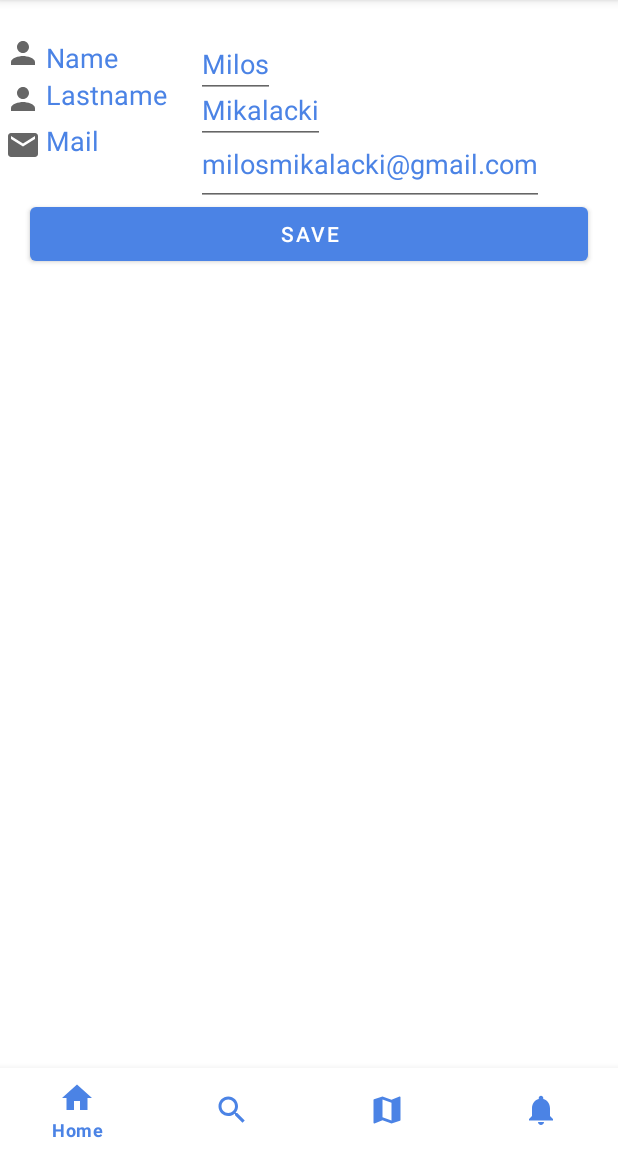
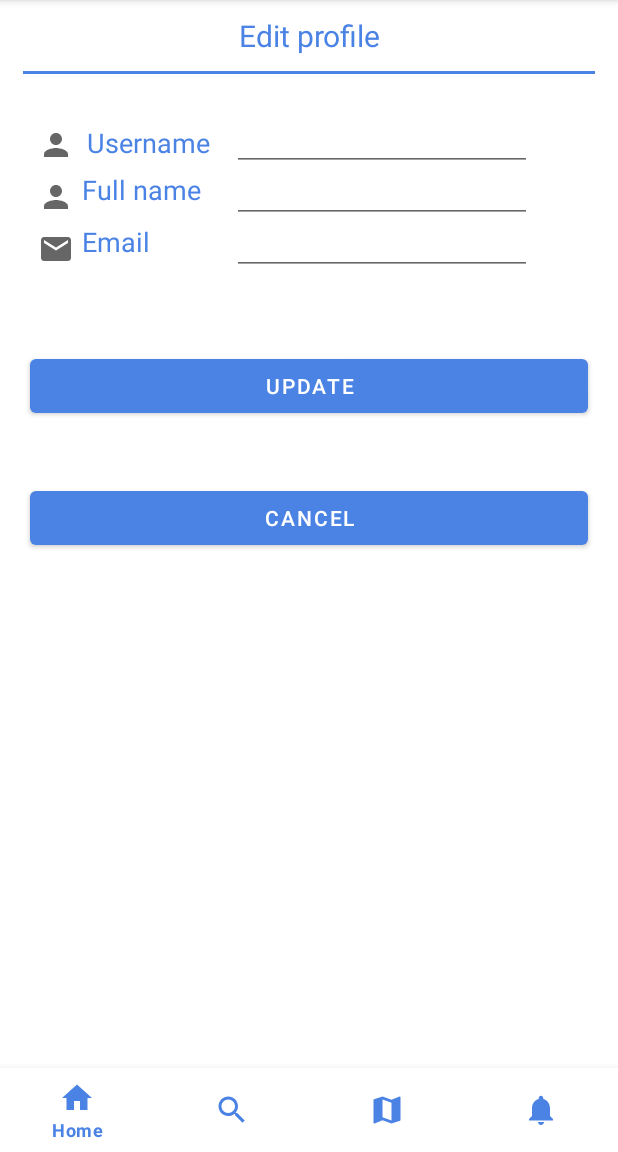
Before and after one commit to mikalacki/Android, an Android app: the fragment EditFragment placed in its activity, on a phone screen of 412 x 824 dp, the part 84-1236 px from its top. Run offline under Robolectric (Android 15) with nearby library versions, the phone set to English and light mode, and no system bars; our stand-ins replace Firebase (no records; nobody signed in at launch, a user with empty details on screens opened directly); libraries missing offline, so code that uses them is left out: com.mopub.volley.

Commit message:
Some small changes

```diff
--- a/app/build.gradle
+++ b/app/build.gradle
@@ -1,4 +1,7 @@
+plugins{
+//    id 'com.google.android.libraries.mapsplatform.secrets-gradle-plugin'
 
+}
 apply plugin: 'com.android.application'
 apply plugin: 'com.google.gms.google-services'
 
@@ -42,7 +45,9 @@ android {
     viewBinding {
         enabled true
     }
+
 }
+
 
 dependencies {
 
@@ -67,4 +72,5 @@ dependencies {
     implementation "androidx.recyclerview:recyclerview:1.2.1"
     implementation 'com.mikhaellopez:circularimageview:4.2.0'
     implementation 'com.android.support:multidex:1.0.3'
+
 }
--- a/app/src/main/java/com/example/mmreviews/EditFragment.java
+++ b/app/src/main/java/com/example/mmreviews/EditFragment.java
@@ -1,9 +1,11 @@
 package com.example.mmreviews;
 
+import android.content.Intent;
 import android.os.Bundle;
 import android.view.LayoutInflater;
 import android.view.View;
 import android.view.ViewGroup;
+import android.widget.Button;
 
 import androidx.annotation.NonNull;
 import androidx.annotation.Nullable;
@@ -12,11 +14,24 @@ import androidx.fragment.app.Fragment;
 public class EditFragment extends Fragment {
     View view;
 
+    Button btnCancel;
+
     @Nullable
     @Override
     public View onCreateView(@NonNull LayoutInflater inflater, @Nullable ViewGroup container, @Nullable Bundle savedInstanceState) {
         view = inflater.inflate(R.layout.edit_profile, container, false);
 
+        btnCancel = view.findViewById(R.id.btnCancel);
+
+
+        btnCancel.setOnClickListener(new View.OnClickListener() {
+            @Override
+            public void onClick(View v) {
+                Intent intent = new Intent(getActivity(), HomeFragment.class);
+                startActivity(intent);
+            }
+        });
+
         return view;
     }
 }
--- a/app/src/main/java/com/example/mmreviews/SignUp.java
+++ b/app/src/main/java/com/example/mmreviews/SignUp.java
@@ -51,10 +51,11 @@ public class SignUp extends AppCompatActivity {
             finish();
         });
 
-        DAOUser daoUser = new DAOUser();
+
 
         buttonRegister.setOnClickListener(v ->
         {
+
             String username =textInputEditTextUsername.getText().toString().trim();
             String fullname = textInputEditTextFullname.getText().toString().trim();
             String email = textInputEditTextEmail.getText().toString().trim();
--- a/app/src/main/res/layout/edit_profile.xml
+++ b/app/src/main/res/layout/edit_profile.xml
@@ -1,132 +1,66 @@
 <?xml version="1.0" encoding="utf-8"?>
+<ScrollView
+    xmlns:android="http://schemas.android.com/apk/res/android"
+    xmlns:app="http://schemas.android.com/apk/res-auto"
+    xmlns:tools="http://schemas.android.com/tools"
+    android:layout_height="match_parent"
+    android:layout_width="match_parent"
+    tools:context=".EditFragment">
 
+    <LinearLayout
+        android:layout_width="match_parent"
+        android:layout_height="wrap_content"
 
-<RelativeLayout
-    xmlns:android="http://schemas.android.com/apk/res/android"
-    android:layout_width="match_parent"
-    android:layout_height="match_parent"
-    android:layout_centerInParent="true"
->
+        android:orientation="vertical"
+        tools:context=".MainActivity"
+        android:id="@+id/home"
+        >
 
+    <include
+        layout="@layout/header_edit"
+        android:layout_height="wrap_content"
+        android:layout_width="match_parent">
 
-    <RelativeLayout
+    </include>
+
+    <include
+        layout="@layout/edit_profile_info"
+        android:layout_height="wrap_content"
         android:layout_width="match_parent"
-        android:layout_height="match_parent"
-        android:gravity="center_horizontal"
-        android:orientation="horizontal"
-        android:paddingTop="20dp">
+        android:layout_marginRight="20dp"
+        android:layout_marginLeft="20dp"
+        android:layout_marginBottom="30dp"
+        android:layout_marginTop="30dp">
 
-        <ImageView
-            android:id="@+id/person1"
-            android:layout_width="wrap_content"
-            android:layout_height="wrap_content"
-            android:padding="3dp"
-            android:src="@drawable/ic_baseline_person1_24">
+    </include>
 
-        </ImageView>
+    <Button
+        android:layout_width="match_parent"
+        android:layout_height="wrap_content"
+        android:id="@+id/btnUpdate"
+        android:text="@string/update"
+        android:layout_marginBottom="20dp"
+        android:layout_marginLeft="20dp"
+        android:layout_marginRight="20dp"
+        app:layout_constraintBottom_toTopOf="@id/btnCancel"
+        android:layout_gravity="center"
+        android:layout_margin="20dp">
 
-        <ImageView
-            android:id="@+id/person2"
-            android:layout_width="wrap_content"
-            android:layout_height="wrap_content"
-            android:layout_below="@id/person1"
-            android:padding="3dp"
-            android:src="@drawable/ic_baseline_person1_24">
+    </Button>
 
-        </ImageView>
+    <Button
+        android:layout_width="match_parent"
+        android:layout_height="wrap_content"
+        android:id="@+id/btnCancel"
+        android:layout_marginLeft="20dp"
+        android:layout_marginRight="20dp"
+        android:layout_marginBottom="20dp"
+        app:layout_constraintBottom_toBottomOf="parent"
+        android:text="@string/cancel"
+        android:layout_gravity="center"
+        android:layout_margin="20dp">
 
-        <ImageView
-            android:id="@+id/emailIcon"
-            android:layout_width="wrap_content"
-            android:layout_height="wrap_content"
-            android:layout_below="@id/person2"
-            android:padding="3dp"
-            android:src="@drawable/ic_baseline_email_24">
+    </Button>
+    </LinearLayout>
 
-        </ImageView>
-
-        <TextView
-            android:id="@+id/text1"
-            android:layout_width="100dp"
-            android:layout_height="wrap_content"
-            android:layout_alignBottom="@id/person1"
-            android:layout_toRightOf="@id/person1"
-            android:text="Name"
-            android:textColor="#4B83E5"
-            android:textSize="18dp">
-
-        </TextView>
-
-        <EditText
-            android:layout_width="wrap_content"
-            android:layout_height="wrap_content"
-            android:layout_alignTop="@id/person1"
-            android:layout_toRightOf="@id/text1"
-            android:text="Milos"
-            android:textColor="#4B83E5"
-            android:textSize="18dp">
-
-        </EditText>
-
-        <TextView
-            android:id="@id/text2"
-            android:layout_width="100dp"
-            android:layout_height="wrap_content"
-            android:layout_below="@id/person1"
-            android:layout_toRightOf="@id/person2"
-            android:text="Lastname"
-            android:textColor="#4B83E5"
-            android:textSize="18dp">
-
-        </TextView>
-
-        <EditText
-            android:layout_width="wrap_content"
-            android:layout_height="wrap_content"
-            android:layout_below="@id/person1"
-            android:layout_toRightOf="@id/text2"
-            android:text="Mikalacki"
-            android:textColor="#4B83E5"
-            android:textSize="18dp">
-            </EditText>
-
-        <TextView
-            android:layout_width="100dp"
-            android:layout_height="wrap_content"
-            android:layout_below="@id/person2"
-            android:layout_toRightOf="@id/person1"
-            android:text="Mail"
-            android:textColor="#4B83E5"
-            android:textSize="18dp">
-
-        </TextView>
-
-        <EditText
-            android:id="@+id/emailedit"
-            android:layout_width="wrap_content"
-            android:layout_height="wrap_content"
-            android:layout_above="@+id/btn_save"
-            android:layout_below="@id/person2"
-            android:layout_marginBottom="-25dp"
-            android:layout_toRightOf="@id/text2"
-            android:text="milosmikalacki@gmail.com"
-            android:textColor="#4B83E5"
-            android:textSize="18dp"
-            >
-
-        </EditText>
-
-        <Button
-            android:id="@+id/btn_save"
-            android:layout_width="match_parent"
-            android:layout_height="wrap_content"
-            android:layout_below="@id/emailIcon"
-            android:layout_margin="20dp"
-            android:text="save">
-
-        </Button>
-
-    </RelativeLayout>
-
-
-</RelativeLayout>
+</ScrollView>
--- /dev/null
+++ b/app/src/main/res/layout/edit_profile_info.xml
@@ -0,0 +1,118 @@
+<androidx.constraintlayout.widget.ConstraintLayout xmlns:android="http://schemas.android.com/apk/res/android"
+    xmlns:app="http://schemas.android.com/apk/res-auto"
+    xmlns:tools="http://schemas.android.com/tools"
+    android:layout_width="wrap_content"
+    android:layout_height="wrap_content"
+    android:layout_centerInParent="true"
+    >
+    <ImageView
+        android:id="@+id/person1"
+        android:layout_width="wrap_content"
+        android:layout_height="wrap_content"
+        app:layout_constraintTop_toTopOf="parent"
+        app:layout_constraintLeft_toLeftOf="parent"
+        android:padding="5dp"
+        android:src="@drawable/ic_baseline_person1_24">
+
+    </ImageView>
+
+    <ImageView
+        android:id="@+id/person2"
+        android:layout_width="wrap_content"
+        android:layout_height="wrap_content"
+        app:layout_constraintTop_toBottomOf="@id/person1"
+        app:layout_constraintLeft_toLeftOf="parent"
+        android:padding="5dp"
+        android:src="@drawable/ic_baseline_person1_24">
+
+    </ImageView>
+
+    <ImageView
+        android:id="@+id/emailIcon"
+        android:layout_width="wrap_content"
+        android:layout_height="wrap_content"
+        app:layout_constraintTop_toBottomOf="@id/person2"
+        app:layout_constraintLeft_toLeftOf="parent"
+        android:padding="5dp"
+        android:src="@drawable/ic_baseline_email_24">
+
+    </ImageView>
+
+    <TextView
+        android:id="@+id/text1"
+        android:layout_width="100dp"
+        android:layout_height="wrap_content"
+        app:layout_constraintTop_toTopOf="parent"
+        app:layout_constraintLeft_toRightOf="@id/person2"
+        android:text="@string/username"
+        android:padding="3dp"
+        android:textColor="#4B83E5"
+        android:textSize="18dp">
+
+    </TextView>
+
+    <EditText
+        android:id="@+id/usernameEdit"
+        android:layout_width="200dp"
+        android:layout_height="wrap_content"
+        app:layout_constraintBottom_toBottomOf="@id/person1"
+        app:layout_constraintLeft_toRightOf="@id/text1"
+        android:textColor="#4B83E5"
+        android:textSize="18sp"
+        android:inputType="text">
+
+    </EditText>
+
+
+    <TextView
+        android:id="@id/text2"
+        android:layout_width="100dp"
+        android:layout_height="wrap_content"
+        android:layout_below="@id/person1"
+        app:layout_constraintLeft_toRightOf="@id/person2"
+        app:layout_constraintTop_toBottomOf="@id/person1"
+        android:text="@string/full_name"
+        android:textColor="#4B83E5"
+        android:textSize="18sp">
+
+    </TextView>
+
+    <EditText
+        android:id="@+id/fullNameEdit"
+        android:layout_width="200dp"
+        android:layout_height="wrap_content"
+        android:layout_below="@id/person1"
+        app:layout_constraintLeft_toRightOf="@id/text1"
+        app:layout_constraintBottom_toBottomOf="@id/person2"
+        android:textColor="#4B83E5"
+        android:textSize="16sp"
+        android:importantForAutofill="no"
+        android:inputType="text">
+
+
+    </EditText>
+
+    <TextView
+        android:layout_width="100dp"
+        android:layout_height="wrap_content"
+        android:layout_below="@id/person2"
+        app:layout_constraintLeft_toRightOf="@id/person2"
+        app:layout_constraintTop_toBottomOf="@id/person2"
+        android:text="@string/email"
+        android:textColor="#4B83E5"
+        android:textSize="18sp">
+
+    </TextView>
+
+    <EditText
+        android:id="@+id/emailEdit"
+        android:layout_width="200dp"
+        android:layout_height="wrap_content"
+        app:layout_constraintLeft_toRightOf="@id/text1"
+        app:layout_constraintBottom_toBottomOf="@id/emailIcon"
+        android:inputType="textEmailAddress"
+        android:textColor="#4B83E5"
+        android:textSize="16sp">
+
+    </EditText>
+</androidx.constraintlayout.widget.ConstraintLayout>
--- a/app/src/main/res/layout/fragment_home.xml
+++ b/app/src/main/res/layout/fragment_home.xml
@@ -49,7 +49,11 @@
         <include
             layout="@layout/info"
             android:layout_height="wrap_content"
-            android:layout_width="match_parent">
+            android:layout_width="match_parent"
+            android:layout_marginRight="20dp"
+            android:layout_marginLeft="20dp"
+            android:layout_marginBottom="30dp"
+            android:layout_marginTop="30dp">
 
         </include>
 
--- /dev/null
+++ b/app/src/main/res/layout/header_edit.xml
@@ -0,0 +1,35 @@
+<?xml version="1.0" encoding="utf-8"?>
+<RelativeLayout xmlns:android="http://schemas.android.com/apk/res/android"
+    android:orientation="vertical"
+    android:layout_width="match_parent"
+    android:layout_height="match_parent">
+
+    <RelativeLayout
+        android:layout_width="match_parent"
+        android:layout_height="wrap_content"
+        android:id="@+id/home_text"
+        android:padding="10dp"
+        android:gravity="center">
+
+        <TextView
+            android:layout_width="wrap_content"
+            android:layout_height="wrap_content"
+            android:text="@string/edit_profile"
+            android:textSize="20sp"
+            android:textColor="#4B83E5"
+            android:gravity="center"
+            />
+    </RelativeLayout>
+
+    <RelativeLayout
+        android:id="@+id/line1"
+        android:layout_width="match_parent"
+        android:layout_height="2dp"
+        android:layout_marginLeft="15dp"
+        android:layout_marginRight="15dp"
+        android:padding="2dp"
+        android:background="#4B83E5"
+        android:layout_below="@id/home_text">
+    </RelativeLayout>
+
+</RelativeLayout>
--- a/app/src/main/res/values/strings.xml
+++ b/app/src/main/res/values/strings.xml
@@ -15,4 +15,8 @@
     <string name="edit_profile">Edit profile</string>
     <string name="full_name">Full name</string>
     <string name="override">override</string>
+    <string name="update">Update</string>
+    <string name="cancel">Cancel</string>
+    <string name="new_fullname">New fullname</string>
+    <string name="new_username">New username</string>
 </resources>
--- a/build.gradle
+++ b/build.gradle
@@ -8,6 +8,7 @@ buildscript {
     dependencies {
         classpath 'com.android.tools.build:gradle:4.2.2'
         classpath 'com.google.gms:google-services:4.3.10'
+        //classpath "com.google.android.libraries.mapsplatform.secrets-gradle-plugin:secrets-gradle-plugin:2.0.0"
         // NOTE: Do not place your application dependencies here; they belong
         // in the individual module build.gradle files
     }
```
Also changed, not shown: app/src/main/AndroidManifest.xml (+7 -4 lines), app/src/main/java/com/example/mmreviews/DAOUser.java (deleted, +0 -24 lines), app/src/main/java/com/example/mmreviews/MapFragment.java (+40 -11 lines), app/src/main/java/com/example/mmreviews/MapsActivity.java (deleted, +0 -121 lines), app/src/main/res/layout/activity_maps.xml (deleted, +0 -9 lines), app/src/main/res/layout/fragment_map.xml (+17 -11 lines), app/src/main/res/layout/info.xml (added, +115 -0 lines).
